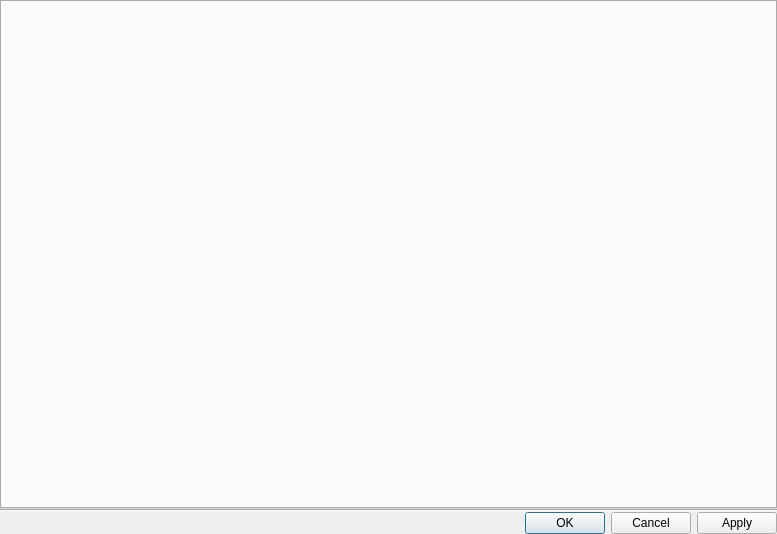
Above: vms/client/nx_vms_client_desktop/src/ui/dialogs/system_administration_dialog.ui from networkoptix/nx_open before the change. Below: the same form after it.
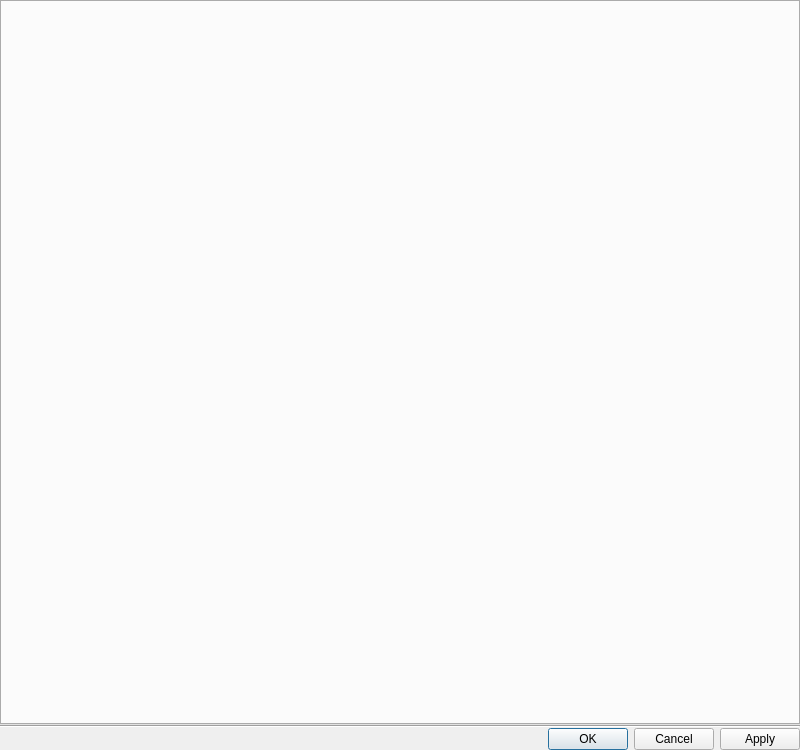
That is the form after the change.

Commit message:
VMS-13603: Added explanatory label to the "Display watermark" checkbox
<==== Mercurial data ====>
Branch: vms_4.0_gui

Diff of the .ui file:
```diff
--- a/vms/client/nx_vms_client_desktop/src/ui/dialogs/system_administration_dialog.ui
+++ b/vms/client/nx_vms_client_desktop/src/ui/dialogs/system_administration_dialog.ui
@@ -6,8 +6,8 @@
    <rect>
     <x>0</x>
     <y>0</y>
-    <width>777</width>
-    <height>534</height>
+    <width>800</width>
+    <height>750</height>
    </rect>
   </property>
   <property name="windowTitle">
```
The commit also changes 3 other files.
